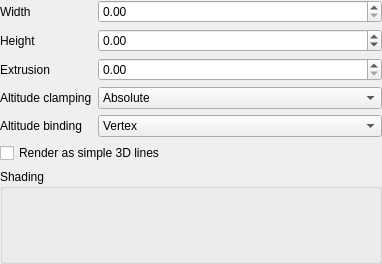
The window that src/ui/3d/line3dsymbolwidget.ui (qgis/QGIS) describes before a commit, drawn with Qt 5.
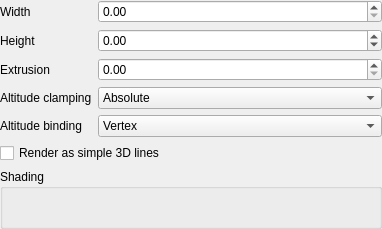
The same window after the commit. Custom widgets are drawn as their Qt base class.

Commit message: Avoid line and point shading widget shrink

Diff of the .ui file:
```diff
--- a/src/ui/3d/line3dsymbolwidget.ui
+++ b/src/ui/3d/line3dsymbolwidget.ui
@@ -7,7 +7,7 @@
     <x>0</x>
     <y>0</y>
     <width>382</width>
-    <height>264</height>
+    <height>229</height>
    </rect>
   </property>
   <property name="windowTitle">
@@ -133,8 +133,8 @@
        <widget class="QgsMaterialWidget" name="widgetMaterial" native="true">
         <property name="minimumSize">
          <size>
-          <width>10</width>
-          <height>10</height>
+          <width>0</width>
+          <height>0</height>
          </size>
         </property>
        </widget>
```
The commit also changes 1 other file.
